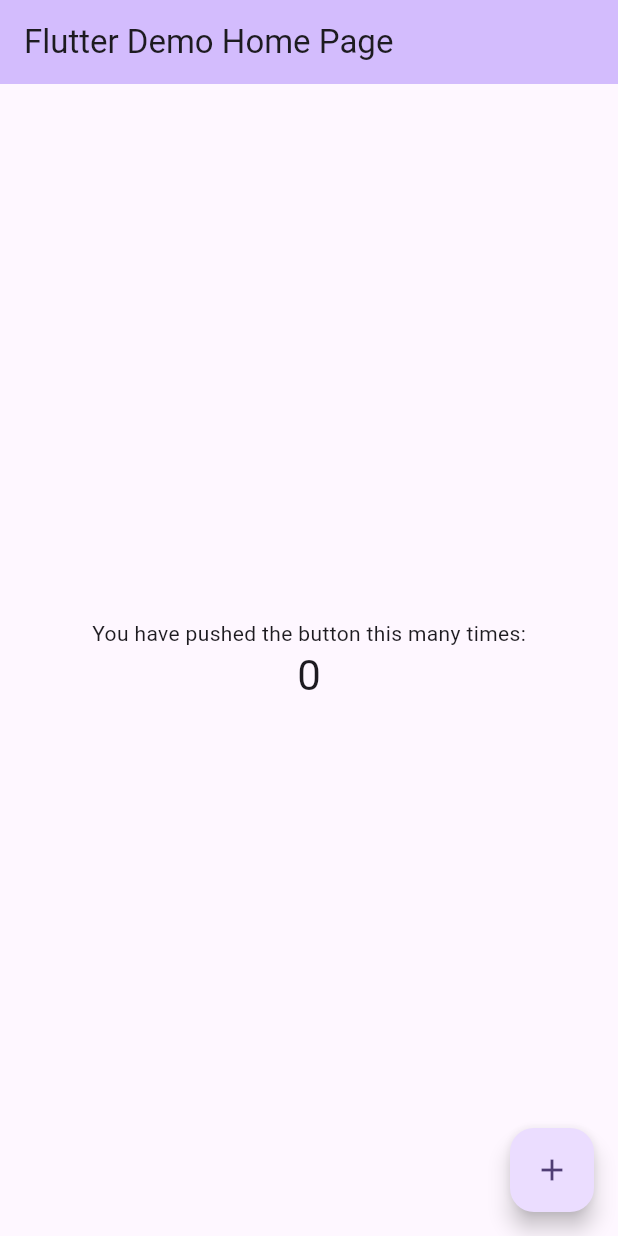
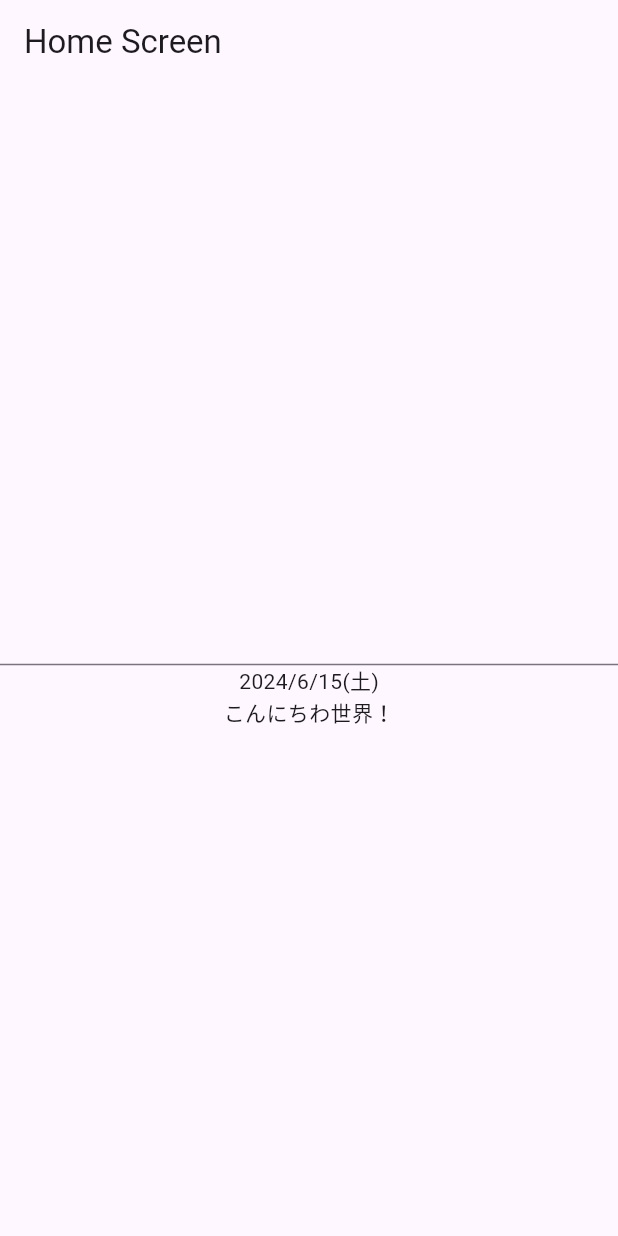
Before and after one commit to rkwdk/KinTraPFC, a Flutter app: the screen it shows after launch, on a phone screen of 412 x 824 dp. Run offline on Flutter 3.47's test engine with Material 3 defaults, Android fonts, the phone set to English and light mode, and no system bars; generated files the repository leaves out were written again.

Commit message:
日本語対応の追加

```diff
--- /dev/null
+++ b/l10n.yaml
@@ -0,0 +1,3 @@
+template-arb-file: app_ja.arb
+output-class: L10n
+nullable-getter: false
--- /dev/null
+++ b/lib/l10n/app_ja.arb
@@ -0,0 +1,6 @@
+{
+    "helloWorld":"こんにちわ世界！",
+    "@helloWorld":{
+        "description": "お決まりの挨拶"
+    }
+}
--- a/lib/main.dart
+++ b/lib/main.dart
@@ -1,4 +1,7 @@
 import 'package:flutter/material.dart';
+import 'package:flutter_gen/gen_l10n/app_localizations.dart';
+// import 'package:flutter_localizations/flutter_localizations.dart';
+import 'package:intl/intl.dart';
 
 void main() {
   runApp(const MyApp());
@@ -10,28 +13,45 @@ class MyApp extends StatelessWidget {
   // This widget is the root of your application.
   @override
   Widget build(BuildContext context) {
-    return MaterialApp(
-      title: 'Flutter Demo',
-      theme: ThemeData(
-        // This is the theme of your application.
-        //
-        // TRY THIS: Try running your application with "flutter run". You'll see
-        // the application has a blue toolbar. Then, without quitting the app,
-        // try changing the seedColor in the colorScheme below to Colors.green
-        // and then invoke "hot reload" (save your changes or press the "hot
-        // reload" button in a Flutter-supported IDE, or press "r" if you used
-        // the command line to start the app).
-        //
-        // Notice that the counter didn't reset back to zero; the application
-        // state is not lost during the reload. To reset the state, use hot
-        // restart instead.
-        //
-        // This works for code too, not just values: Most code changes can be
-        // tested with just a hot reload.
-        colorScheme: ColorScheme.fromSeed(seedColor: Colors.deepPurple),
-        useMaterial3: true,
+    return const MaterialApp(
+      // localizationsDelegates: [
+      //   GlobalWidgetsLocalizations.delegate,
+      //   GlobalMaterialLocalizations.delegate,
+      //   GlobalCupertinoLocalizations.delegate
+      // ],
+      localizationsDelegates: L10n.localizationsDelegates,
+      // supportedLocales: [
+      //   Locale('ja', 'JP'),
+      // ],
+      supportedLocales: L10n.supportedLocales,
+      home: HomeScreen(),
+    );
+  }
+}
+
+class HomeScreen extends StatelessWidget {
+  const HomeScreen({super.key});
+
+  @override
+  Widget build(BuildContext context) {
+    Intl.defaultLocale = Localizations.localeOf(context).toString();
+    final l10n = L10n.of(context);
+    return Scaffold(
+      appBar: AppBar(
+        title: Text('Home Screen'),
       ),
-      home: const MyHomePage(title: 'Flutter Demo Home Page'),
+      body: Center(
+        child: Column(
+          mainAxisAlignment: MainAxisAlignment.center,
+          children: [
+            const TextField(),
+            Text(
+              DateFormat.yMEd().format(DateTime.now()),
+            ),
+            Text(l10n.helloWorld),
+          ],
+        ),
+      ),
     );
   }
 }
--- a/pubspec.yaml
+++ b/pubspec.yaml
@@ -35,6 +35,9 @@ dependencies:
   # The following adds the Cupertino Icons font to your application.
   # Use with the CupertinoIcons class for iOS style icons.
   cupertino_icons: ^1.0.2
+  intl: any
+  flutter_localizations:
+    sdk: flutter
 
 dev_dependencies:
   flutter_test:
@@ -52,6 +55,7 @@ dev_dependencies:
 
 # The following section is specific to Flutter packages.
 flutter:
+  generate: true
 
   # The following line ensures that the Material Icons font is
   # included with your application, so that you can use the icons in
```
Also changed, not shown: pubspec.lock, 4 other files.
